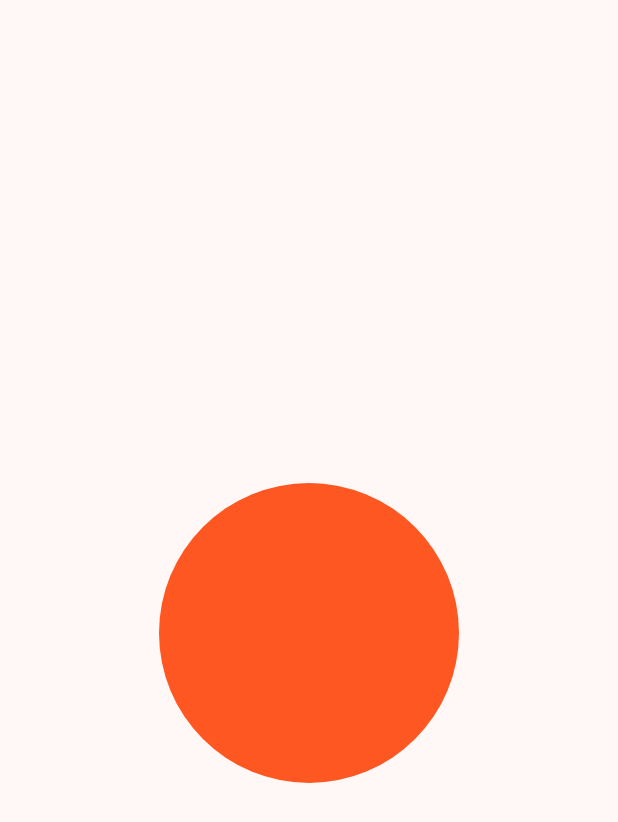
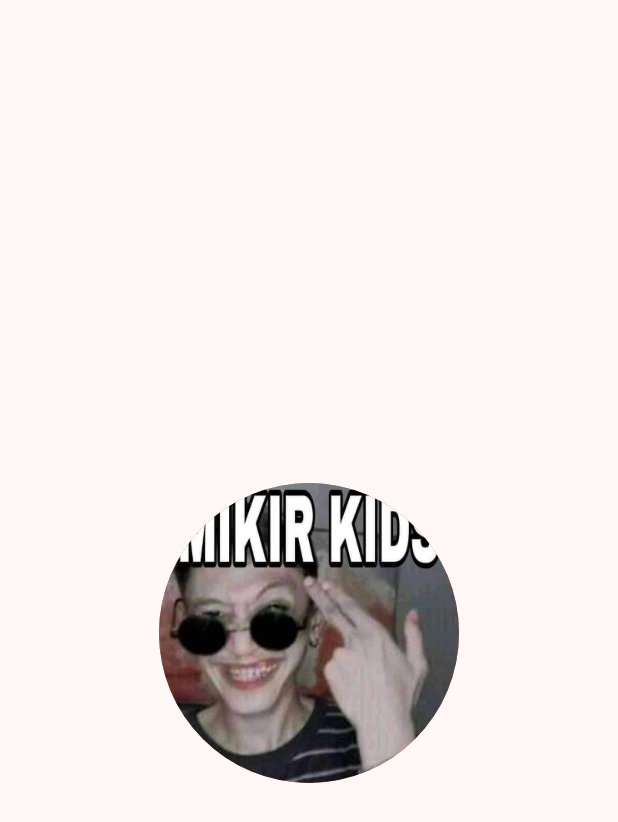
Before and after one commit to CoupDerace/KB1179_1123150012_UTS, a Flutter app: the screen it shows after launch, on a phone screen of 412 x 824 dp. Shown: the top 822 px of the screen. Run offline on Flutter 3.47's test engine with Material 3 defaults, Android fonts, the phone set to English and light mode, and no system bars.

Commit message:
menambahkan gambar pada lingkaran

```diff
--- a/lib/Screen/splash_screen_1.dart
+++ b/lib/Screen/splash_screen_1.dart
@@ -18,10 +18,10 @@ class SplashScreenUTS extends StatelessWidget {
               decoration: BoxDecoration(
                 color: Colors.deepOrange,
                 shape: BoxShape.circle,
-                // image: DecorationImage(
-                // image: AssetImage('assets/images/uts_image.png'),
-                // fit: BoxFit.cover,
-                // ),
+                image: DecorationImage(
+                image: AssetImage('assets/images/1.jpeg'),
+                fit: BoxFit.cover,
+                ),
               ),
             ),
           ],
--- a/pubspec.yaml
+++ b/pubspec.yaml
@@ -56,6 +56,10 @@ flutter:
   # included with your application, so that you can use the icons in
   # the material Icons class.
   uses-material-design: true
+  assets:
+    - assets/images/1.jpeg
+    - assets/images/2.jpeg
+    - assets/images/3.jpeg
 
   # To add assets to your application, add an assets section, like this:
   # assets:
```
Also changed, not shown: assets/images/1.jpeg (added), assets/images/2.jpeg (added), assets/images/3.jpeg (added).
